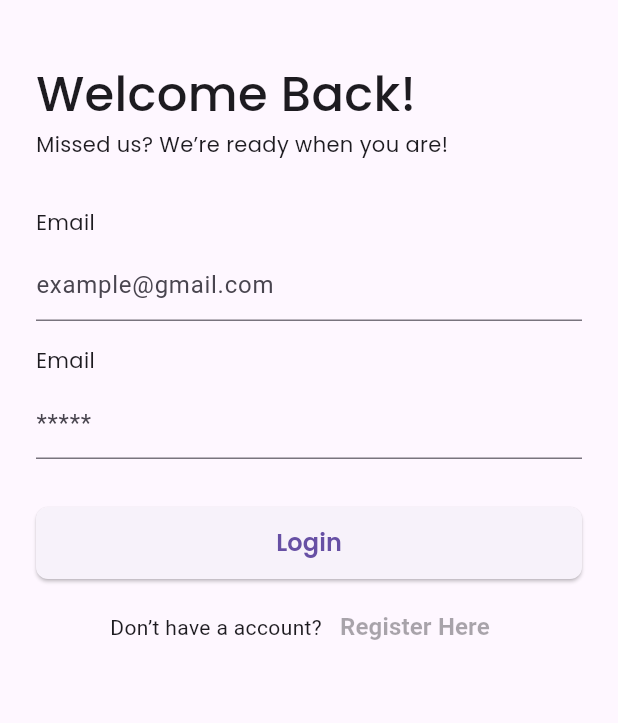
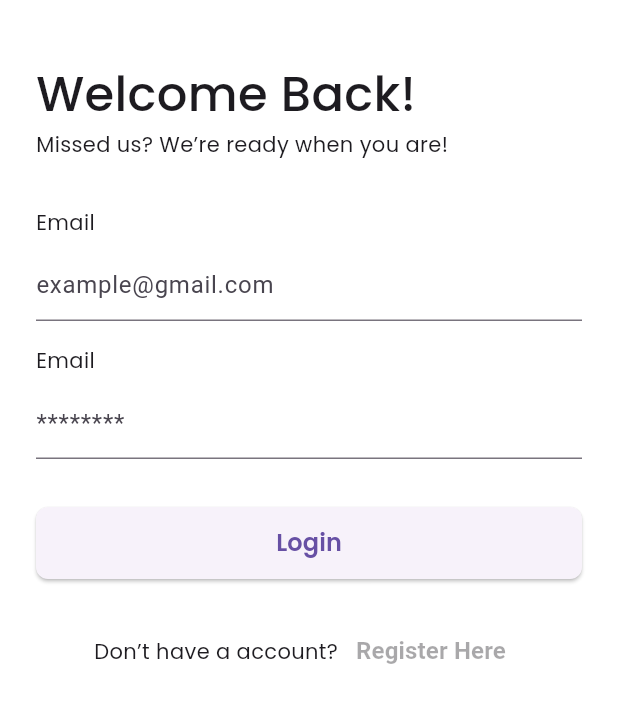
Before and after one commit to DeoFaradyS/Tugas-Besar-Mobile, a Flutter app: the screen it shows after launch, on a phone screen of 412 x 824 dp, the part 72-795 px from its top. Run offline on Flutter 3.47's test engine with Material 3 defaults, Android fonts, the phone set to English and light mode, and no system bars; our stand-ins replace flutter_svg; statements that could not run were skipped.

Commit message:
style: [Login Page] 🎨 Update Form Color

```diff
--- a/echo/lib/pages/login_page.dart
+++ b/echo/lib/pages/login_page.dart
@@ -9,6 +9,7 @@ class LoginPage extends StatelessWidget {
   @override
   Widget build(BuildContext context) {
     return Scaffold(
+      backgroundColor: AppColors.backgroundLight,
       body: SafeArea(
         child: Padding(
           padding: const EdgeInsets.symmetric(horizontal: 24, vertical: 24),
@@ -72,7 +73,7 @@ class LoginPage extends StatelessWidget {
             Text("Email", style: AppTypography.bodyRegular),
             SizedBox(height: 8),
             CustomTextFormField(
-              hintText: '*****',
+              hintText: '********',
               obscureText: true,
               keyboardType: TextInputType.emailAddress,
             ),
@@ -89,11 +90,17 @@ class LoginPage extends StatelessWidget {
         PrimaryButton(
           text: "Login",
         ),
-        SizedBox(height: 8),
-        Row(mainAxisAlignment: MainAxisAlignment.center, children: [
-          Text("Don’t have a account?"),
-          TertiaryButton(text: "Register Here"),
-        ])
+        SizedBox(height: 24),
+        Row(
+          mainAxisAlignment: MainAxisAlignment.center,
+          children: [
+            Text(
+              "Don’t have a account?",
+              style: AppTypography.bodyRegular,
+            ),
+            TertiaryButton(text: "Register Here"),
+          ],
+        )
       ],
     );
   }
```
